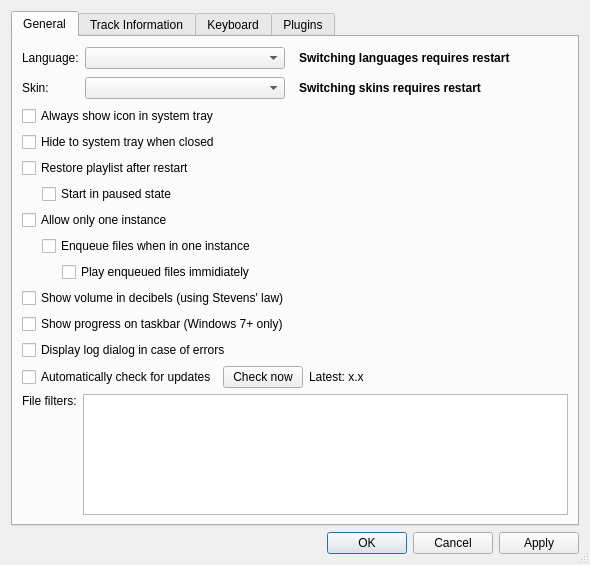
Qt form src/preferencesDialog.ui (nulloy/nulloy) before a commit.
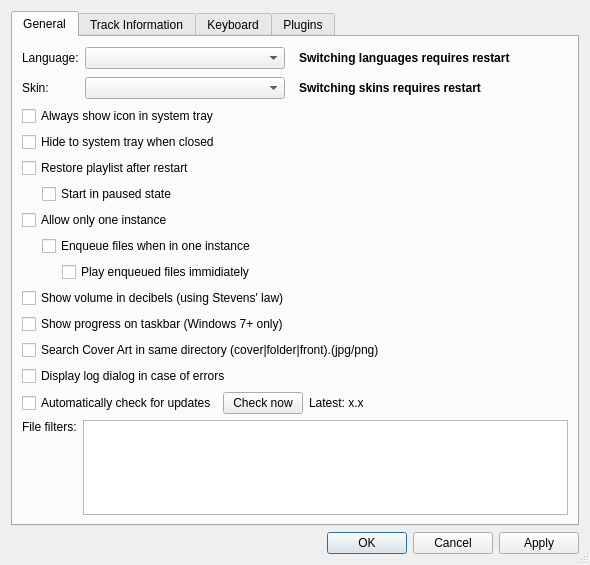
The same form after that commit. Custom widgets are drawn as their Qt base class.

Commit message: search cover art in same dir

What changed in the file:
```diff
--- a/src/preferencesDialog.ui
+++ b/src/preferencesDialog.ui
@@ -295,6 +295,17 @@
          </item>
         </layout>
        </item>
+       <item>
+        <layout class="QHBoxLayout" name="horizontalLayout_14">
+         <item>
+          <widget class="QCheckBox" name="coverArtFromDirCheckBox">
+           <property name="text">
+            <string>Search Cover Art in same directory (cover|folder|front).(jpg/png)</string>
+           </property>
+          </widget>
+         </item>
+        </layout>
+       </item>
        <item>
         <layout class="QHBoxLayout" name="horizontalLayout_2">
          <item>
```
Left out of the diff: 4 changed lines with no effect on the pictures. The commit also changes 8 other files.
